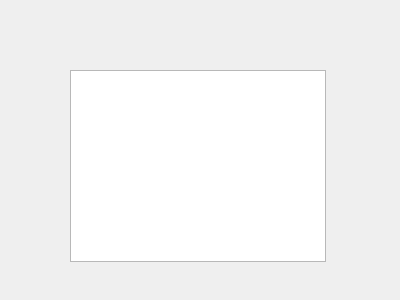
SuperMan-Sam/COMP3004-Final-Project, file dialog.ui: the form before one commit.
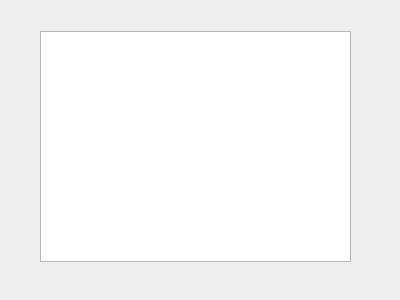
The form after the commit.

```diff
--- a/dialog.ui
+++ b/dialog.ui
@@ -16,10 +16,10 @@
   <widget class="QListWidget" name="listWidget">
    <property name="geometry">
     <rect>
-     <x>70</x>
-     <y>70</y>
-     <width>256</width>
-     <height>192</height>
+     <x>40</x>
+     <y>31</y>
+     <width>311</width>
+     <height>231</height>
     </rect>
    </property>
   </widget>
```
